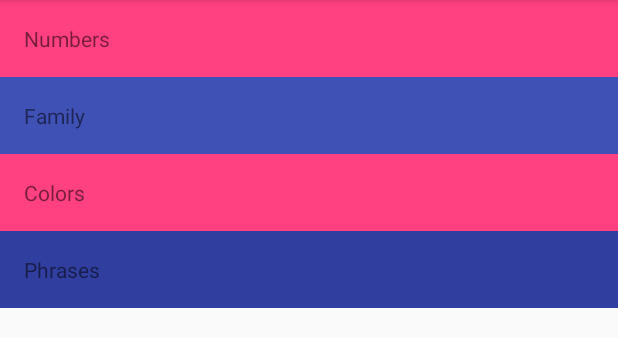
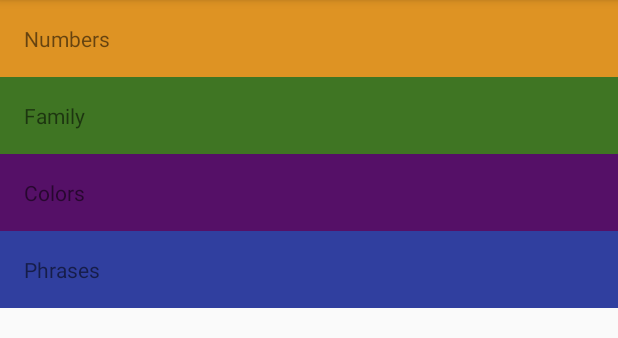
Before and after one commit to alveis/miwok, an Android app: the screen it shows after launch (MainActivity), on a phone screen of 412 x 824 dp, the part 84-422 px from its top. Run offline under Robolectric (Android 15) with nearby library versions, the phone set to English and light mode, and no system bars.

Commit message:
add miwok colors

```diff
--- a/app/src/main/res/layout/activity_main.xml
+++ b/app/src/main/res/layout/activity_main.xml
@@ -11,14 +11,14 @@
         android:layout_height="wrap_content"
         android:text="Numbers"
         android:padding="16dp"
-        android:background="@color/colorAccent"
+        android:background="#de9323"
         android:id="@+id/numbers" />
 
     <TextView
         android:layout_width="match_parent"
         android:layout_height="wrap_content"
         android:padding="16dp"
-        android:background="@color/colorPrimary"
+        android:background="#3f7523"
         android:text="Family"
         android:id="@+id/family" />
 
@@ -26,7 +26,7 @@
         android:layout_width="match_parent"
         android:layout_height="wrap_content"
         android:padding="16dp"
-        android:background="@color/colorAccent"
+        android:background="#551067"
         android:text="Colors"
         android:id="@+id/colors" />
 
```
